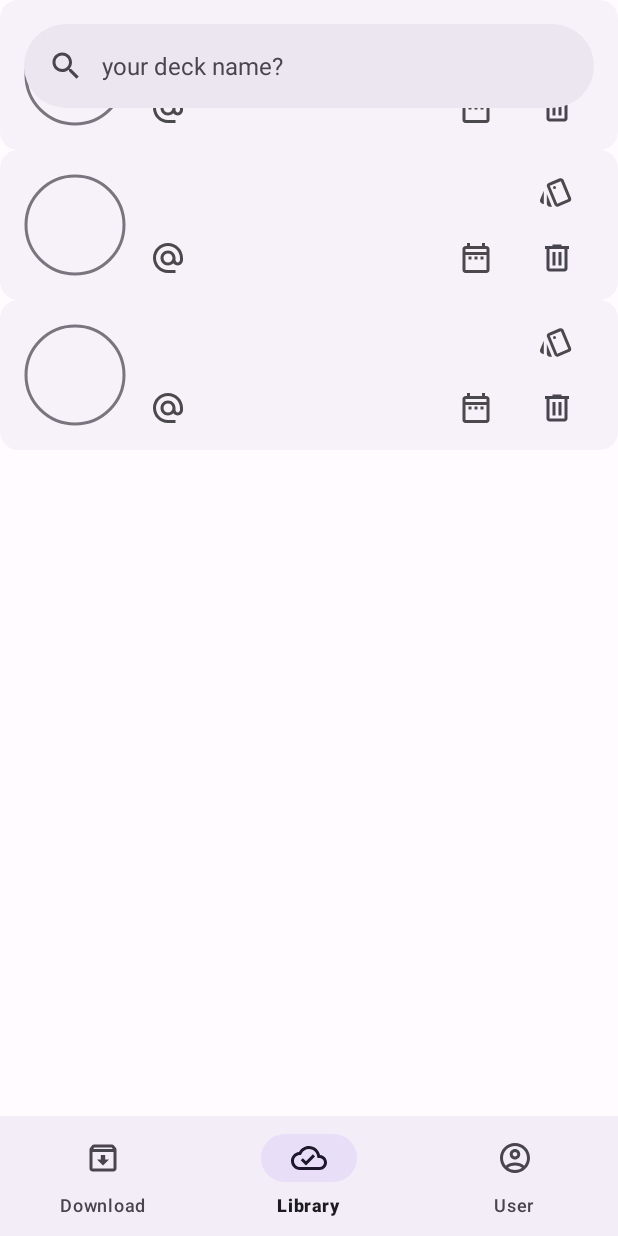
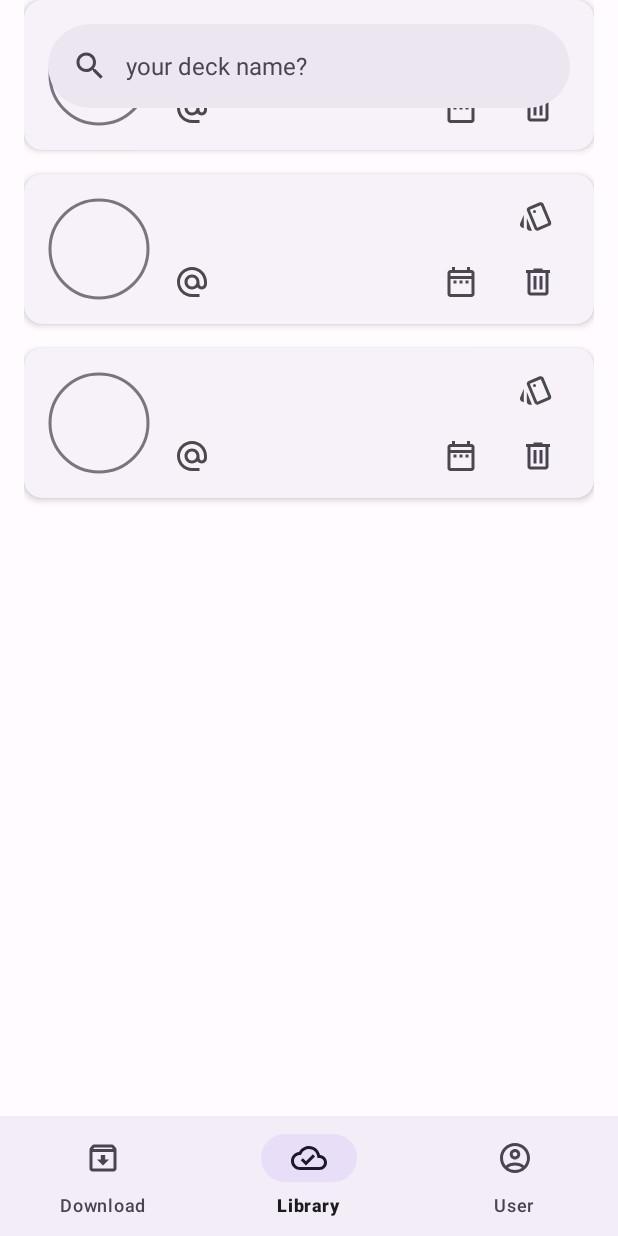
Before and after one commit to harouzie/android-final, an Android app: the screen it shows after launch (MainActivity), on a phone screen of 412 x 824 dp. Run offline under Robolectric (Android 15) with nearby library versions, the phone set to English and light mode, and no system bars.

Commit message:
- Adjusting deck card view

```diff
--- a/app/src/main/java/tdtu/fit/hrz/flashcards/controllers/CardRCVAdapter.java
+++ b/app/src/main/java/tdtu/fit/hrz/flashcards/controllers/CardRCVAdapter.java
@@ -14,7 +14,7 @@ import java.util.ArrayList;
 
 import tdtu.fit.hrz.flashcards.activities.CardEditActivity;
 import tdtu.fit.hrz.flashcards.objects.Card;
-public class CardRCVAdapter extends
+public class  CardRCVAdapter extends
         RecyclerView.Adapter <CardRCVAdapter.CardViewHolder>{
     private Context context;
     private int resourceId;
--- a/app/src/main/res/layout/fragment_deck_library.xml
+++ b/app/src/main/res/layout/fragment_deck_library.xml
@@ -1,5 +1,5 @@
 <?xml version="1.0" encoding="utf-8"?>
-<FrameLayout xmlns:android="http://schemas.android.com/apk/res/android"
+<RelativeLayout xmlns:android="http://schemas.android.com/apk/res/android"
     xmlns:app="http://schemas.android.com/apk/res-auto"
     xmlns:tools="http://schemas.android.com/tools"
     android:layout_width="match_parent"
@@ -9,7 +9,8 @@
     <androidx.coordinatorlayout.widget.CoordinatorLayout
         android:id="@+id/coordinator"
         android:layout_width="match_parent"
-        android:layout_height="wrap_content">
+        android:layout_height="wrap_content"
+        android:layout_marginHorizontal="16dp">
 
         <!-- NestedScrollingChild goes here (NestedScrollView, RecyclerView, etc.). -->
         <androidx.core.widget.NestedScrollView
@@ -43,4 +44,4 @@
         </com.google.android.material.search.SearchView>
     </androidx.coordinatorlayout.widget.CoordinatorLayout>
 
-</FrameLayout>
+</RelativeLayout>
--- a/app/src/main/res/layout/rcv_deck.xml
+++ b/app/src/main/res/layout/rcv_deck.xml
@@ -4,7 +4,9 @@
     xmlns:app="http://schemas.android.com/apk/res-auto"
     android:layout_width="match_parent"
     android:layout_height="wrap_content"
-    style="?attr/materialCardViewElevatedStyle">
+    android:layout_marginBottom="16dp"
+    style="?attr/materialCardViewElevatedStyle"
+    app:cardElevation="3dp">
 
     <LinearLayout
         android:layout_width="match_parent"
@@ -23,7 +25,7 @@
             android:scaleType="centerCrop"/>
 
         <RelativeLayout
-            android:layout_width="231dp"
+            android:layout_width="205dp"
             android:layout_height="match_parent"
             android:layout_marginHorizontal="16dp">
 
```
